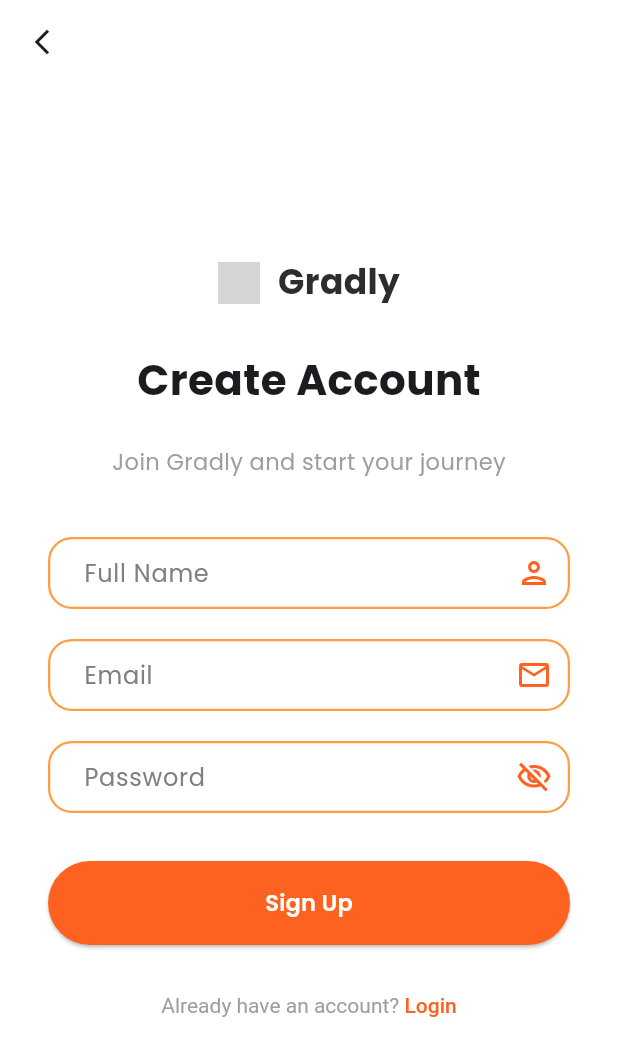
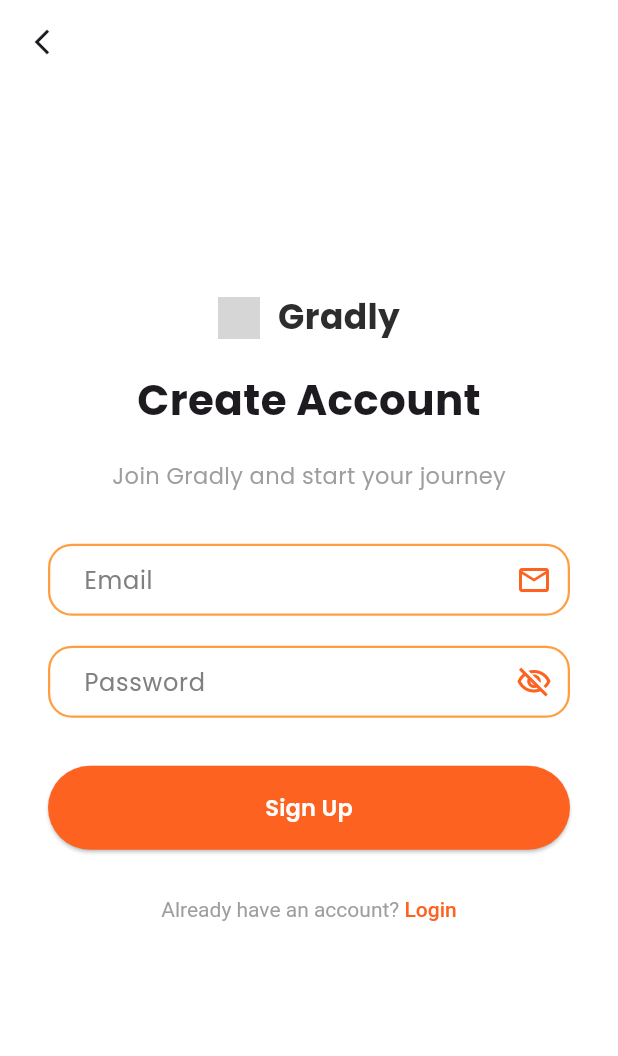
Before and after one commit to abdsehab/Gradly, a Flutter app: the RegistrationScreen screen opened directly, on a phone screen of 412 x 824 dp. Shown: the top 1056 px of the screen. Run offline on Flutter 3.47's test engine with Material 3 defaults, Android fonts, the phone set to English and light mode, and no system bars; our stand-ins replace cloud_firestore, firebase_auth, firebase_core, flutter_svg; accounts and stored records are empty; grey boxes are pictures that could not be loaded.

Commit message:
Removed Name Field from registration screen

```diff
--- a/lib/registration_screen.dart
+++ b/lib/registration_screen.dart
@@ -31,10 +31,6 @@ class _RegistrationScreenState extends State<RegistrationScreen> {
         email: _emailController.text.trim(),
         password: _passwordController.text.trim(),
       );
-
-      // Updating the display name
-      await userCredential.user?.updateDisplayName(_nameController.text.trim());
-
       // Navigate to Home Screen after reg
       if (mounted) {
         Navigator.pushReplacement(
@@ -92,7 +88,7 @@ class _RegistrationScreenState extends State<RegistrationScreen> {
                 )
               ],
             ),
-            const SizedBox(height: 28),
+            const SizedBox(height: 18),
             // Title
             const Text(
               'Create Account',
@@ -101,7 +97,7 @@ class _RegistrationScreenState extends State<RegistrationScreen> {
                 fontWeight: FontWeight.bold,
               ),
             ),
-            const SizedBox(height: 24),
+            const SizedBox(height: 20),
             // Welcome Text
             const Text(
               'Join Gradly and start your journey',
@@ -110,26 +106,8 @@ class _RegistrationScreenState extends State<RegistrationScreen> {
                 color: Colors.grey
               ),
             ),
-            const SizedBox(height: 40),
-            // Name Input Field
-            TextField(
-              controller: _nameController,
-              decoration: InputDecoration(
-                labelText: 'Full Name',
-                labelStyle: const TextStyle(color: Color(0xFF808080)),
-                contentPadding: EdgeInsets.only(left: 20),
-                suffixIcon: const Icon(Icons.person_outlined, color: primaryOrange),
-                enabledBorder: OutlineInputBorder(
-                  borderRadius: BorderRadius.circular(16),
-                  borderSide: const BorderSide(color: lightOrange, width: 1.5),
-                ),
-                focusedBorder: OutlineInputBorder(
-                  borderRadius: BorderRadius.circular(16),
-                  borderSide: const BorderSide(color: primaryOrange, width: 2),
-                ),
-              ),
-            ),
-            const SizedBox(height: 20),
+            const SizedBox(height: 35),
+
             // Email Input Field
             TextField(
               controller: _emailController,
@@ -216,7 +194,7 @@ class _RegistrationScreenState extends State<RegistrationScreen> {
                   )
               ),
             ),
-            const SizedBox(height: 30)
+            const SizedBox(height: 70)
           ],
         ),
       ),
```
